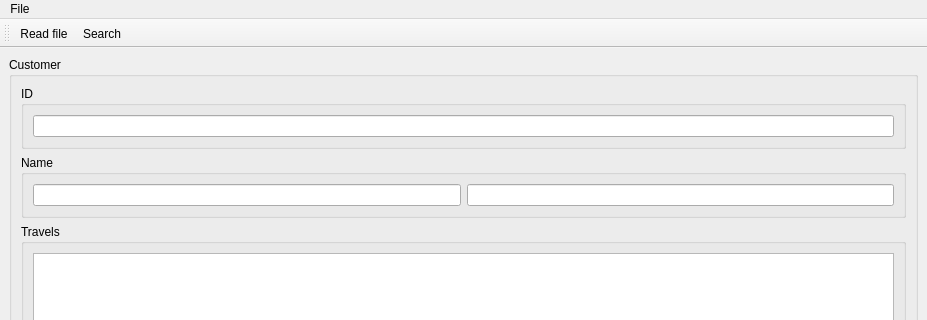
Bloeckchengrafik/pg2_1, file src/ui/travelagencyui.ui: the form before one commit; both pictures show x 0 to 927 and y 0 to 320 of the 927 by 733 pixel window.
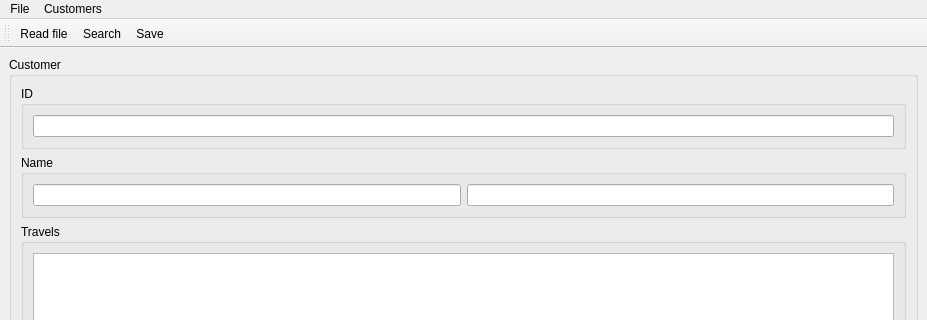
The form after the commit. Icons and pictures are not drawn.

```diff
--- a/src/ui/travelagencyui.ui
+++ b/src/ui/travelagencyui.ui
@@ -123,9 +123,16 @@
      <string>File</string>
     </property>
     <addaction name="actionReadFile"/>
+    <addaction name="actionSave"/>
+   </widget>
+   <widget class="QMenu" name="menuCustomers">
+    <property name="title">
+     <string>Customers</string>
+    </property>
     <addaction name="actionSearch"/>
    </widget>
    <addaction name="menuDatei"/>
+   <addaction name="menuCustomers"/>
   </widget>
   <widget class="QStatusBar" name="statusbar"/>
   <widget class="QToolBar" name="toolBar">
@@ -140,6 +147,7 @@
    </attribute>
    <addaction name="actionReadFile"/>
    <addaction name="actionSearch"/>
+   <addaction name="actionSave"/>
   </widget>
   <action name="actionReadFile">
    <property name="icon">
@@ -166,6 +174,20 @@
     <enum>QAction::MenuRole::NoRole</enum>
    </property>
   </action>
+  <action name="actionSave">
+   <property name="icon">
+    <iconset theme="QIcon::ThemeIcon::DocumentSave"/>
+   </property>
+   <property name="text">
+    <string>Save</string>
+   </property>
+   <property name="shortcut">
+    <string>Ctrl+S</string>
+   </property>
+   <property name="menuRole">
+    <enum>QAction::MenuRole::NoRole</enum>
+   </property>
+  </action>
  </widget>
  <resources/>
  <connections/>
```
